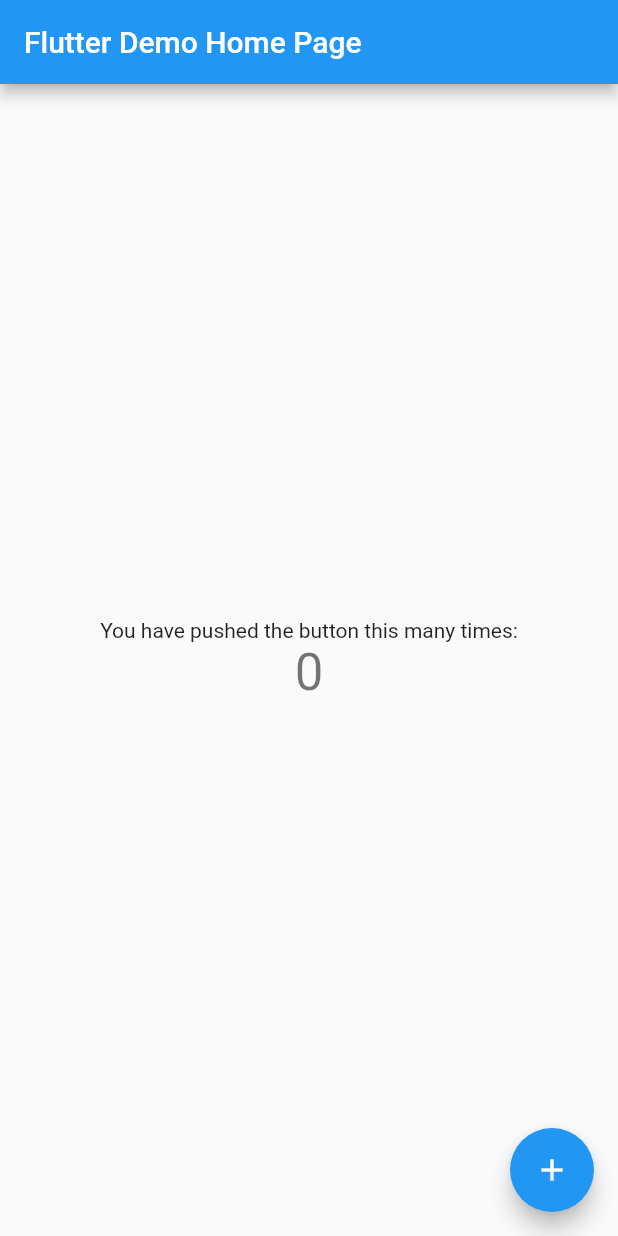
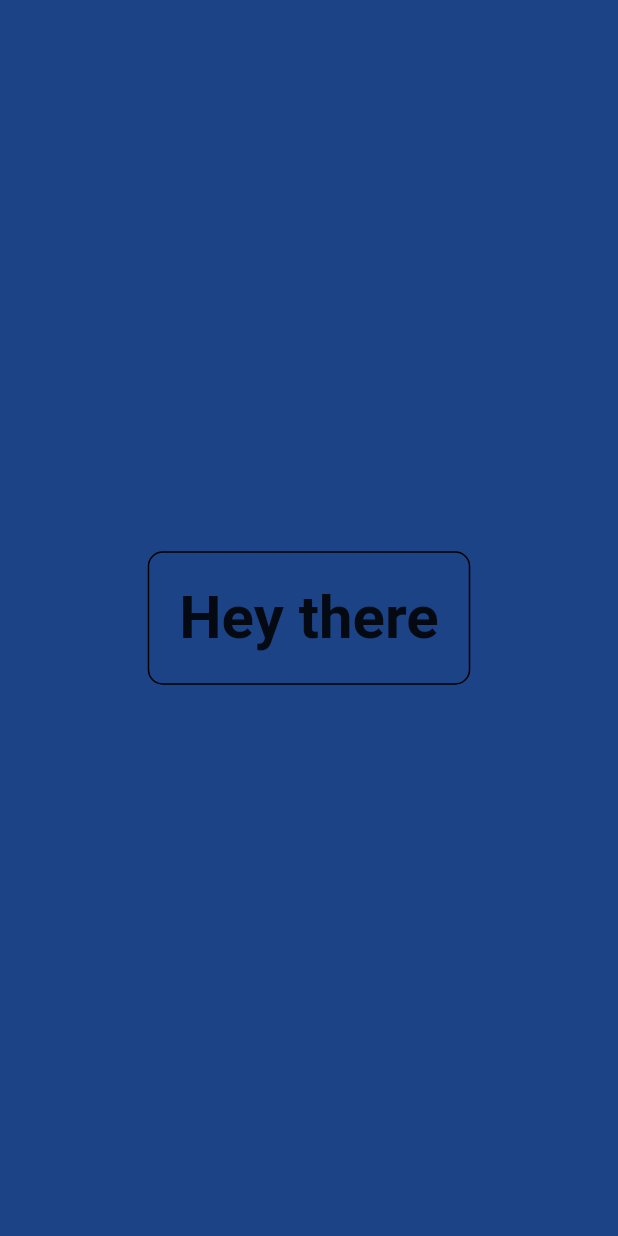
Before and after one commit to nikitazviahin/solid_software_test_task, a Flutter app: the screen it shows after launch, on a phone screen of 412 x 824 dp. Run offline on Flutter 3.47's test engine with Material 2 defaults, Android fonts, the phone set to English and light mode, and no system bars.

Commit message:
feat: add color generator and text

```diff
--- a/test_task/lib/main.dart
+++ b/test_task/lib/main.dart
@@ -1,113 +1,67 @@
 import 'package:flutter/material.dart';
+import 'dart:math';
 
-void main() {
-  runApp(MyApp());
-}
+void main() => runApp(new MyApp());
 
 class MyApp extends StatelessWidget {
-  // This widget is the root of your application.
   @override
   Widget build(BuildContext context) {
     return MaterialApp(
-      title: 'Flutter Demo',
-      theme: ThemeData(
-        // This is the theme of your application.
-        //
-        // Try running your application with "flutter run". You'll see the
-        // application has a blue toolbar. Then, without quitting the app, try
-        // changing the primarySwatch below to Colors.green and then invoke
-        // "hot reload" (press "r" in the console where you ran "flutter run",
-        // or simply save your changes to "hot reload" in a Flutter IDE).
-        // Notice that the counter didn't reset back to zero; the application
-        // is not restarted.
-        primarySwatch: Colors.blue,
+      home: Scaffold(
+        body: Center(
+          child: CustomTile()
+        ),
       ),
-      home: MyHomePage(title: 'Flutter Demo Home Page'),
     );
   }
 }
 
-class MyHomePage extends StatefulWidget {
-  MyHomePage({Key key, this.title}) : super(key: key);
-
-  // This widget is the home page of your application. It is stateful, meaning
-  // that it has a State object (defined below) that contains fields that affect
-  // how it looks.
-
-  // This class is the configuration for the state. It holds the values (in this
-  // case the title) provided by the parent (in this case the App widget) and
-  // used by the build method of the State. Fields in a Widget subclass are
-  // always marked "final".
-
-  final String title;
-
+class CustomTile extends StatefulWidget {
   @override
-  _MyHomePageState createState() => _MyHomePageState();
+  CustomTileState createState() => CustomTileState();
 }
 
-class _MyHomePageState extends State<MyHomePage> {
-  int _counter = 0;
-
-  void _incrementCounter() {
-    setState(() {
-      // This call to setState tells the Flutter framework that something has
-      // changed in this State, which causes it to rerun the build method below
-      // so that the display can reflect the updated values. If we changed
-      // _counter without calling setState(), then the build method would not be
-      // called again, and so nothing would appear to happen.
-      _counter++;
-    });
+class CustomTileState extends State<CustomTile> {
+  Color color;
+  @override
+  void initState() {
+    super.initState();
+    color = Color((Random().nextDouble() * 0xFFFFFF).toInt()).withOpacity(1.0);
   }
 
   @override
   Widget build(BuildContext context) {
-    // This method is rerun every time setState is called, for instance as done
-    // by the _incrementCounter method above.
-    //
-    // The Flutter framework has been optimized to make rerunning build methods
-    // fast, so that you can just rebuild anything that needs updating rather
-    // than having to individually change instances of widgets.
-    return Scaffold(
-      appBar: AppBar(
-        // Here we take the value from the MyHomePage object that was created by
-        // the App.build method, and use it to set our appbar title.
-        title: Text(widget.title),
+
+    return Material(
+      color: color,
+      child: InkWell(
+
+        child: Container(
+          child: Center(
+            child: Container(
+              padding: new EdgeInsets.symmetric(vertical: 20.0,horizontal: 20),
+              decoration: BoxDecoration(
+                borderRadius: BorderRadius.circular(10),
+                border: Border.all(color: Colors.black)
+              ),
+              child: Text(
+                "Hey there",
+                textAlign: TextAlign.center,
+                style: TextStyle(fontWeight: FontWeight.w600,
+                                 fontSize: 40,
+                                ),
+              ),
+              ),
+          )
+        ),
+
+        onTap: () {
+          setState(() {
+            color = Color((Random().nextDouble() * 0xFFFFFF).toInt()).withOpacity(1.0);
+          });
+        }
+
       ),
-      body: Center(
-        // Center is a layout widget. It takes a single child and positions it
-        // in the middle of the parent.
-        child: Column(
-          // Column is also a layout widget. It takes a list of children and
-          // arranges them vertically. By default, it sizes itself to fit its
-          // children horizontally, and tries to be as tall as its parent.
-          //
-          // Invoke "debug painting" (press "p" in the console, choose the
-          // "Toggle Debug Paint" action from the Flutter Inspector in Android
-          // Studio, or the "Toggle Debug Paint" command in Visual Studio Code)
-          // to see the wireframe for each widget.
-          //
-          // Column has various properties to control how it sizes itself and
-          // how it positions its children. Here we use mainAxisAlignment to
-          // center the children vertically; the main axis here is the vertical
-          // axis because Columns are vertical (the cross axis would be
-          // horizontal).
-          mainAxisAlignment: MainAxisAlignment.center,
-          children: <Widget>[
-            Text(
-              'You have pushed the button this many times:',
-            ),
-            Text(
-              '$_counter',
-              style: Theme.of(context).textTheme.headline4,
-            ),
-          ],
-        ),
-      ),
-      floatingActionButton: FloatingActionButton(
-        onPressed: _incrementCounter,
-        tooltip: 'Increment',
-        child: Icon(Icons.add),
-      ), // This trailing comma makes auto-formatting nicer for build methods.
     );
   }
 }
```
